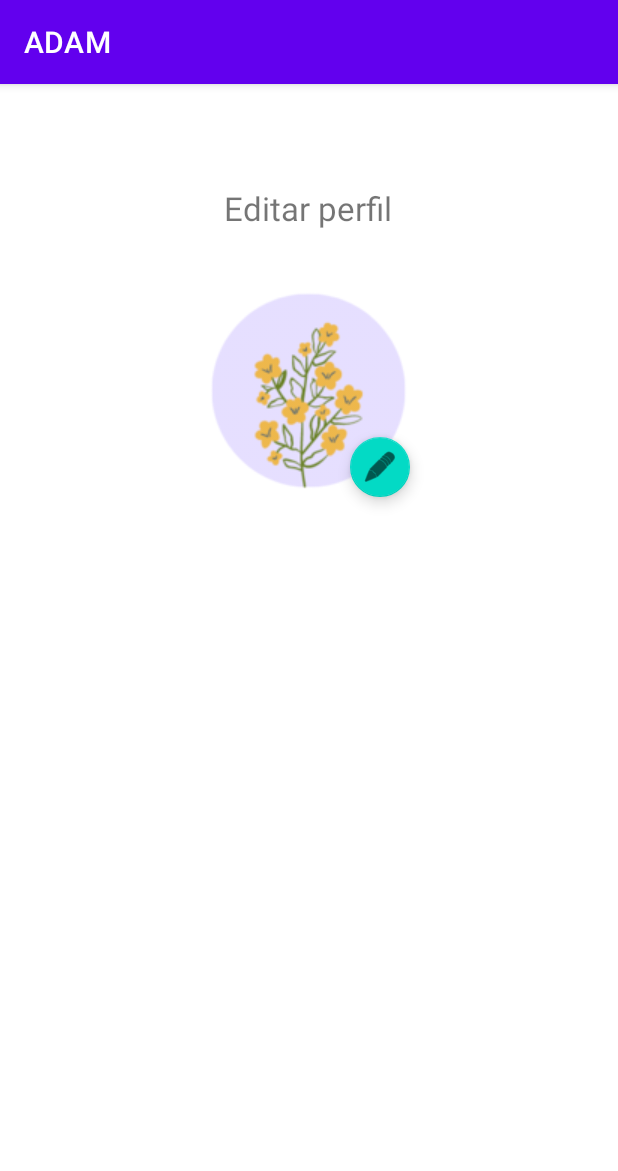
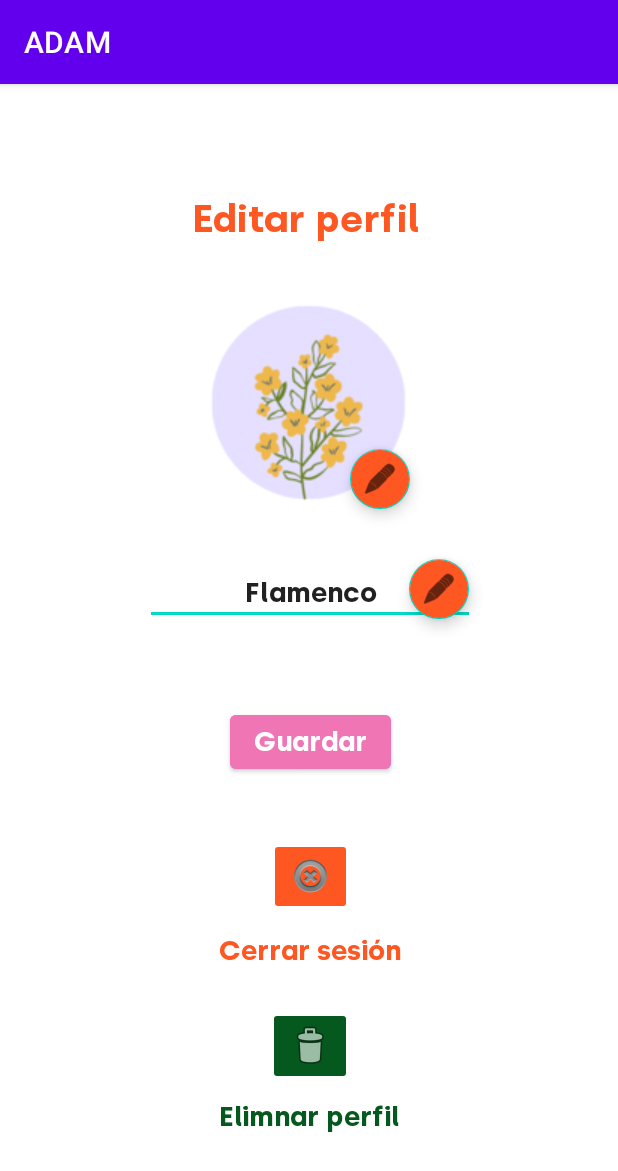
Before and after one commit to MajoBurguete/ADAM, an Android app: the SettingsActivity screen opened directly, with no data from a screen before it, on a phone screen of 412 x 824 dp. Shown: the top 1171 px of the screen. Run offline under Robolectric (Android 15) with nearby library versions, the phone set to English and light mode, and no system bars.

Commit message:
Settings activity 06/09/21 #5

```diff
--- a/app/src/main/res/layout/activity_settings.xml
+++ b/app/src/main/res/layout/activity_settings.xml
@@ -11,10 +11,12 @@
         android:layout_width="wrap_content"
         android:layout_height="wrap_content"
         android:layout_marginTop="32dp"
+        app:layout_constraintBottom_toBottomOf="parent"
         app:layout_constraintEnd_toEndOf="parent"
         app:layout_constraintHorizontal_bias="0.498"
         app:layout_constraintStart_toStartOf="parent"
         app:layout_constraintTop_toBottomOf="@+id/textView"
+        app:layout_constraintVertical_bias="0.0"
         app:srcCompat="@drawable/placeholder" />
 
     <com.google.android.material.floatingactionbutton.FloatingActionButton
@@ -22,6 +24,7 @@
         android:layout_width="wrap_content"
         android:layout_height="wrap_content"
         android:layout_marginEnd="3dp"
+        android:backgroundTint="#FF5722"
         android:clickable="true"
         app:fabSize="mini"
         app:layout_constraintBottom_toBottomOf="@+id/imageView2"
@@ -33,12 +36,122 @@
         android:id="@+id/textView"
         android:layout_width="wrap_content"
         android:layout_height="wrap_content"
-        android:layout_marginTop="68dp"
+        android:fontFamily="@font/silka_bold_webfont"
         android:text="Editar perfil"
-        android:textSize="22sp"
+        android:textColor="#FF5722"
+        android:textSize="25sp"
+        app:layout_constraintBottom_toBottomOf="parent"
         app:layout_constraintEnd_toEndOf="parent"
-        app:layout_constraintHorizontal_bias="0.498"
+        app:layout_constraintHorizontal_bias="0.49"
         app:layout_constraintStart_toStartOf="parent"
-        app:layout_constraintTop_toTopOf="parent" />
+        app:layout_constraintTop_toTopOf="parent"
+        app:layout_constraintVertical_bias="0.101" />
+
+    <EditText
+        android:id="@+id/editTextTextPersonName"
+        android:layout_width="wrap_content"
+        android:layout_height="wrap_content"
+        android:layout_marginTop="16dp"
+        android:ems="10"
+        android:fontFamily="@font/silka_bold_webfont"
+        android:inputType="textPersonName"
+        android:text="Flamenco"
+        android:textAlignment="center"
+        app:layout_constraintBottom_toBottomOf="parent"
+        app:layout_constraintEnd_toEndOf="@+id/imageView2"
+        app:layout_constraintHorizontal_bias="0.492"
+        app:layout_constraintStart_toStartOf="@+id/imageView2"
+        app:layout_constraintTop_toBottomOf="@+id/imageView2"
+        app:layout_constraintVertical_bias="0.035"
+        tools:ignore="TouchTargetSizeCheck" />
+
+    <com.google.android.material.floatingactionbutton.FloatingActionButton
+        android:id="@+id/floatingActionButton3"
+        android:layout_width="wrap_content"
+        android:layout_height="wrap_content"
+        android:backgroundTint="#FF5722"
+        android:clickable="true"
+        app:fabSize="mini"
+        app:layout_constraintBottom_toBottomOf="@+id/editTextTextPersonName"
+        app:layout_constraintEnd_toEndOf="@+id/editTextTextPersonName"
+        app:srcCompat="@android:drawable/ic_menu_edit"
+        tools:ignore="SpeakableTextPresentCheck" />
+
+    <Button
+        android:id="@+id/button2"
+        android:layout_width="wrap_content"
+        android:layout_height="wrap_content"
+        android:layout_marginTop="54dp"
+        android:backgroundTint="#EF75B4"
+        android:fontFamily="@font/silka_bold_webfont"
+        android:text="Guardar"
+        android:textAppearance="@style/TextAppearance.AppCompat.Body1"
+        android:textSize="18sp"
+        app:layout_constraintBottom_toBottomOf="parent"
+        app:layout_constraintEnd_toEndOf="@+id/editTextTextPersonName"
+        app:layout_constraintStart_toStartOf="@+id/editTextTextPersonName"
+        app:layout_constraintTop_toBottomOf="@+id/editTextTextPersonName"
+        app:layout_constraintVertical_bias="0.0" />
+
+    <ImageButton
+        android:id="@+id/imageButton2"
+        android:layout_width="wrap_content"
+        android:layout_height="wrap_content"
+        android:layout_marginTop="40dp"
+        android:backgroundTint="#FF5722"
+        app:layout_constraintBottom_toBottomOf="parent"
+        app:layout_constraintEnd_toEndOf="@+id/button2"
+        app:layout_constraintStart_toStartOf="@+id/button2"
+        app:layout_constraintTop_toBottomOf="@+id/button2"
+        app:layout_constraintVertical_bias="0.0"
+        app:srcCompat="@android:drawable/ic_notification_clear_all"
+        tools:ignore="SpeakableTextPresentCheck" />
+
+    <TextView
+        android:id="@+id/textView3"
+        android:layout_width="wrap_content"
+        android:layout_height="wrap_content"
+        android:layout_marginTop="4dp"
+        android:fontFamily="@font/silka_bold_webfont"
+        android:text="Elimnar perfil"
+        android:textColor="#06591E"
+        android:textSize="18sp"
+        app:layout_constraintBottom_toBottomOf="parent"
+        app:layout_constraintEnd_toEndOf="@+id/imageButton3"
+        app:layout_constraintHorizontal_bias="0.507"
+        app:layout_constraintStart_toStartOf="@+id/imageButton3"
+        app:layout_constraintTop_toBottomOf="@+id/imageButton3"
+        app:layout_constraintVertical_bias="0.081" />
+
+    <TextView
+        android:id="@+id/textView2"
+        android:layout_width="wrap_content"
+        android:layout_height="wrap_content"
+        android:layout_marginTop="8dp"
+        android:fontFamily="@font/silka_bold_webfont"
+        android:text="Cerrar sesión"
+        android:textColor="#FF5722"
+        android:textSize="18sp"
+        app:layout_constraintBottom_toBottomOf="parent"
+        app:layout_constraintEnd_toEndOf="@+id/imageButton2"
+        app:layout_constraintHorizontal_bias="0.514"
+        app:layout_constraintStart_toStartOf="@+id/imageButton2"
+        app:layout_constraintTop_toBottomOf="@+id/imageButton2"
+        app:layout_constraintVertical_bias="0.025" />
+
+    <ImageButton
+        android:id="@+id/imageButton3"
+        android:layout_width="wrap_content"
+        android:layout_height="wrap_content"
+        android:layout_marginTop="8dp"
+        android:backgroundTint="#06591E"
+        app:layout_constraintBottom_toBottomOf="parent"
+        app:layout_constraintEnd_toEndOf="@+id/button2"
+        app:layout_constraintHorizontal_bias="0.49"
+        app:layout_constraintStart_toStartOf="@+id/button2"
+        app:layout_constraintTop_toBottomOf="@+id/textView2"
+        app:layout_constraintVertical_bias="0.15"
+        app:srcCompat="@android:drawable/ic_menu_delete"
+        tools:ignore="SpeakableTextPresentCheck" />
 
 </androidx.constraintlayout.widget.ConstraintLayout>
```
